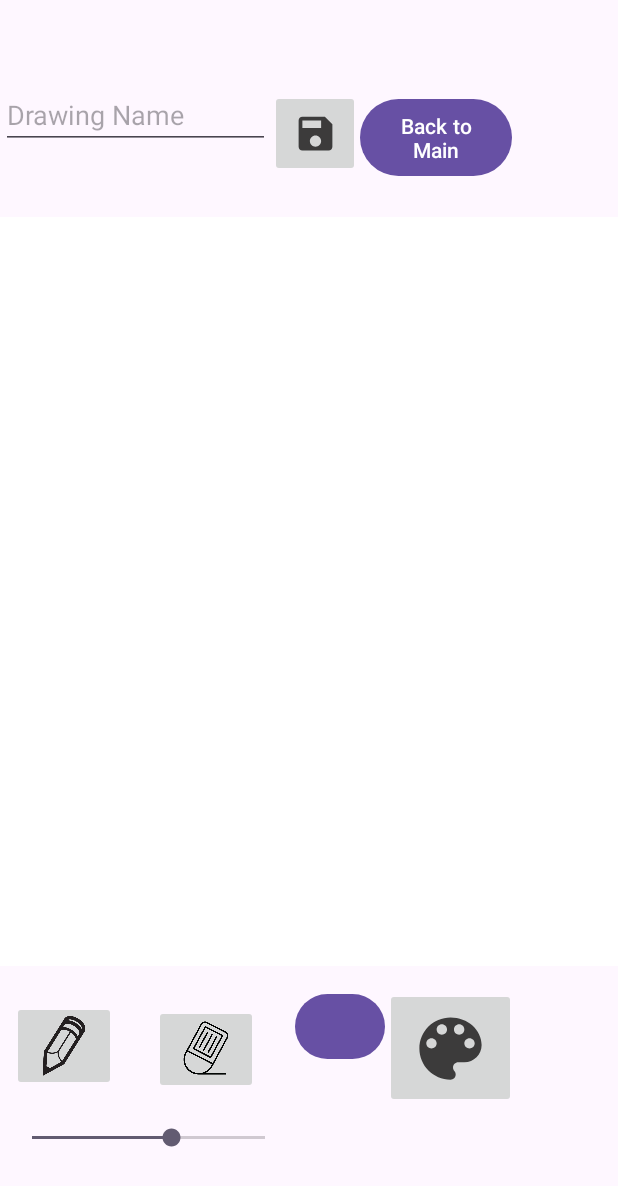
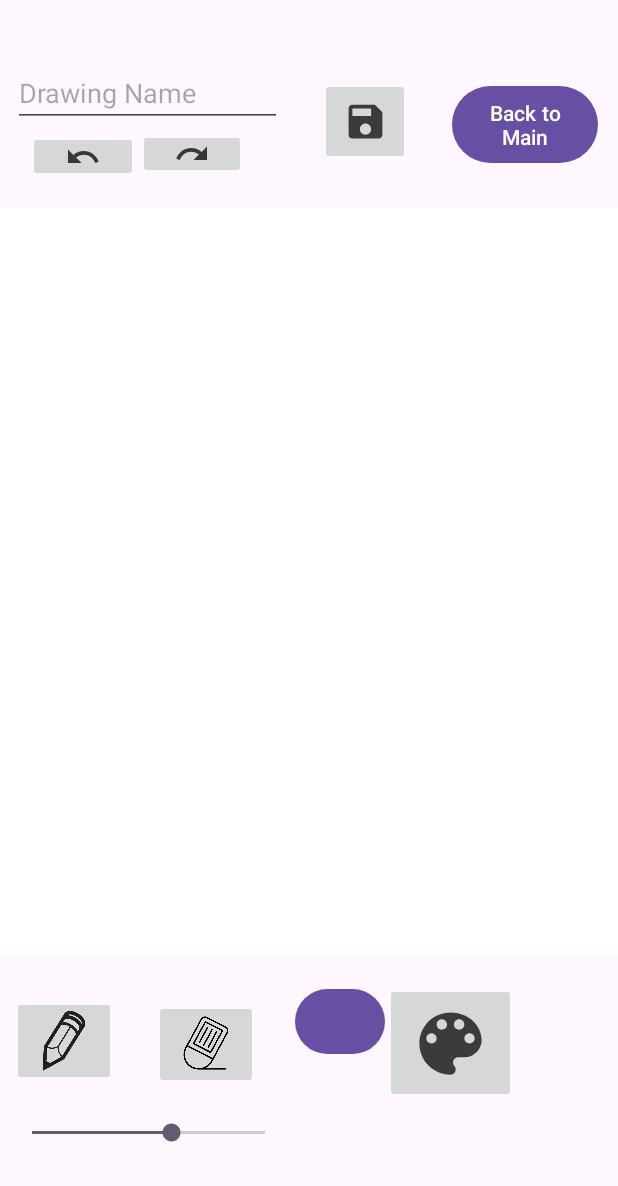
Before and after one commit to CS4530-S024/android-drawing-project-movie-theater-popcorn, an Android app: the screen it shows after launch (MainActivity), after a tap on "Start New Drawing", on a phone screen of 412 x 824 dp. Shown: the top 1186 px of the screen. Run offline under Robolectric (Android 15) with nearby library versions, the phone set to English and light mode, and no system bars.

Commit message:
Added undo and redo along with fixing more of the layout and more images

```diff
--- /dev/null
+++ b/DrawingApp/app/src/main/res/drawable-anydpi/ic_redo.xml
@@ -0,0 +1,12 @@
+<vector xmlns:android="http://schemas.android.com/apk/res/android"
+    android:width="24dp"
+    android:height="24dp"
+    android:viewportWidth="24"
+    android:viewportHeight="24"
+    android:tint="#100E0E"
+    android:alpha="0.8"
+    android:autoMirrored="true">
+  <path
+      android:fillColor="@android:color/white"
+      android:pathData="M18.4,10.6C16.55,8.99 14.15,8 11.5,8c-4.65,0 -8.58,3.03 -9.96,7.22L3.9,16c1.05,-3.19 4.05,-5.5 7.6,-5.5 1.95,0 3.73,0.72 5.12,1.88L13,16h9V7l-3.6,3.6z"/>
+</vector>
--- /dev/null
+++ b/DrawingApp/app/src/main/res/drawable-anydpi/ic_undo.xml
@@ -0,0 +1,12 @@
+<vector xmlns:android="http://schemas.android.com/apk/res/android"
+    android:width="24dp"
+    android:height="24dp"
+    android:viewportWidth="24"
+    android:viewportHeight="24"
+    android:tint="#100E0E"
+    android:alpha="0.8"
+    android:autoMirrored="true">
+  <path
+      android:fillColor="@android:color/white"
+      android:pathData="M12.5,8c-2.65,0 -5.05,0.99 -6.9,2.6L2,7v9h9l-3.62,-3.62c1.39,-1.16 3.16,-1.88 5.12,-1.88 3.54,0 6.55,2.31 7.6,5.5l2.37,-0.78C21.08,11.03 17.15,8 12.5,8z"/>
+</vector>
--- a/DrawingApp/app/src/main/res/layout/fragment_drawing.xml
+++ b/DrawingApp/app/src/main/res/layout/fragment_drawing.xml
@@ -9,33 +9,91 @@
 
     <LinearLayout
         android:id="@+id/linearLayout"
-        android:layout_width="411dp"
-        android:layout_height="69dp"
-        android:layout_marginTop="29dp"
+        android:layout_width="407dp"
+        android:layout_height="77dp"
+        android:layout_marginTop="10dp"
         android:orientation="horizontal"
         app:layout_constraintBottom_toTopOf="@+id/drawingToolsLayout"
         app:layout_constraintEnd_toEndOf="parent"
         app:layout_constraintStart_toStartOf="parent"
         app:layout_constraintTop_toTopOf="parent">
 
+        <androidx.constraintlayout.widget.ConstraintLayout
+            android:layout_width="match_parent"
+            android:layout_height="match_parent"
+            tools:layout_editor_absoluteX="0dp"
+            tools:layout_editor_absoluteY="0dp">
+
             <EditText
                 android:id="@+id/imageName"
                 android:layout_width="179dp"
                 android:layout_height="39dp"
-            android:hint="Drawing Name" />
+                android:layout_marginStart="8dp"
+                android:layout_marginTop="2dp"
+                android:layout_marginBottom="1dp"
+                android:hint="Drawing Name"
+                app:layout_constraintBottom_toTopOf="@+id/imageButton2"
+                app:layout_constraintEnd_toStartOf="@+id/saveButton"
+                app:layout_constraintStart_toStartOf="parent"
+                app:layout_constraintTop_toTopOf="parent" />
 
             <ImageButton
                 android:id="@+id/saveButton"
                 android:layout_width="60dp"
                 android:layout_height="58dp"
+                android:layout_marginStart="25dp"
+                android:layout_marginTop="8dp"
+                android:layout_marginBottom="11dp"
                 android:src="@drawable/ic_save"
-            android:text="Save" />
+                android:text="Save"
+                app:layout_constraintBottom_toBottomOf="parent"
+                app:layout_constraintEnd_toStartOf="@+id/backButton"
+                app:layout_constraintStart_toEndOf="@+id/imageName"
+                app:layout_constraintTop_toTopOf="parent" />
 
             <Button
                 android:id="@+id/backButton"
-            android:layout_width="101dp"
+                android:layout_width="97dp"
                 android:layout_height="59dp"
-            android:text="Back to Main" />
+                android:layout_marginStart="28dp"
+                android:layout_marginTop="9dp"
+                android:layout_marginEnd="49dp"
+                android:layout_marginBottom="9dp"
+                android:text="Back to Main"
+                app:layout_constraintBottom_toBottomOf="parent"
+                app:layout_constraintEnd_toEndOf="parent"
+                app:layout_constraintStart_toEndOf="@+id/saveButton"
+                app:layout_constraintTop_toTopOf="parent" />
+
+            <ImageButton
+                android:id="@+id/imageButton2"
+                android:layout_width="73dp"
+                android:layout_height="34dp"
+                android:layout_marginStart="16dp"
+                android:layout_marginTop="1dp"
+                android:layout_marginBottom="1dp"
+                android:layout_weight="1"
+                android:src="@drawable/ic_undo"
+                app:layout_constraintBottom_toBottomOf="parent"
+                app:layout_constraintEnd_toStartOf="@+id/imageButton3"
+                app:layout_constraintStart_toStartOf="parent"
+                app:layout_constraintTop_toBottomOf="@+id/imageName" />
+
+            <ImageButton
+                android:id="@+id/imageButton3"
+                android:layout_width="72dp"
+                android:layout_height="33dp"
+                android:layout_marginTop="2dp"
+                android:layout_marginEnd="49dp"
+                android:layout_marginBottom="2dp"
+                android:layout_weight="1"
+                android:src="@drawable/ic_redo"
+                app:layout_constraintBottom_toBottomOf="parent"
+                app:layout_constraintEnd_toStartOf="@+id/saveButton"
+                app:layout_constraintStart_toEndOf="@+id/imageButton2"
+                app:layout_constraintTop_toBottomOf="@+id/imageName" />
+        </androidx.constraintlayout.widget.ConstraintLayout>
+
     </LinearLayout>
 
     <com.example.drawingapp.DrawView
```
Also changed, not shown: DrawingApp/app/src/main/res/drawable-hdpi/ic_redo.png (added), DrawingApp/app/src/main/res/drawable-hdpi/ic_undo.png (added), DrawingApp/app/src/main/res/drawable-mdpi/ic_redo.png (added), DrawingApp/app/src/main/res/drawable-mdpi/ic_undo.png (added), DrawingApp/app/src/main/res/drawable-xhdpi/ic_redo.png (added), DrawingApp/app/src/main/res/drawable-xhdpi/ic_undo.png (added), DrawingApp/app/src/main/res/drawable-xxhdpi/ic_redo.png (added), DrawingApp/app/src/main/res/drawable-xxhdpi/ic_undo.png (added). Lines whose indentation alone changed are shown as unchanged.
